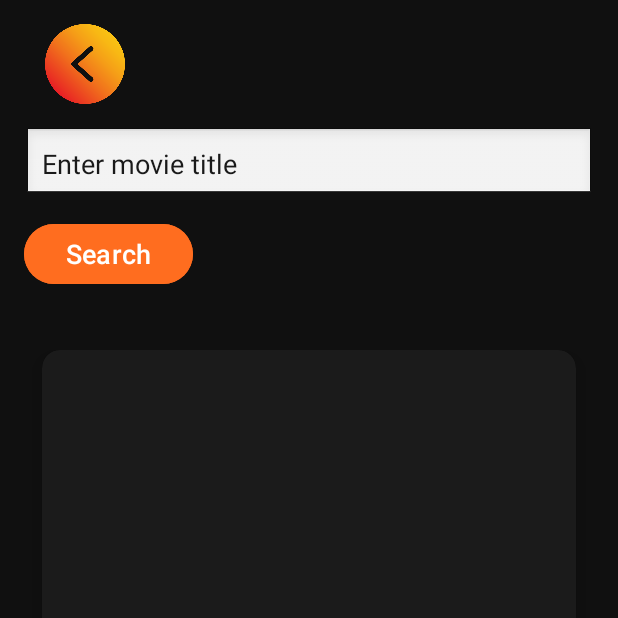
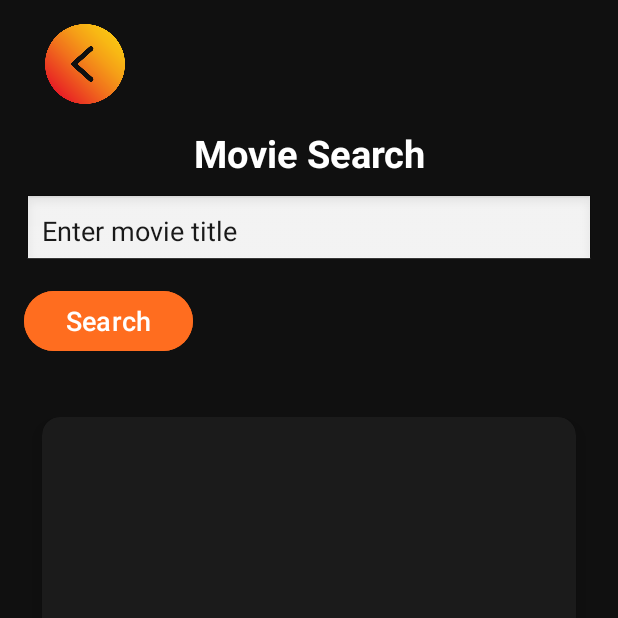
Before and after one commit to MattJ03/OMDB, an Android app: the SearchMovieActivity screen opened directly, with no data from a screen before it, on a phone screen of 412 x 824 dp, the top half of it. Run offline under Robolectric (Android 15) with nearby library versions, the phone set to English and light mode, and no system bars; our stand-ins replace Room's generated code, Volley.

Commit message:
chore: centered all of the titles and made them bold

```diff
--- a/app/src/main/res/layout/activity_search_movie.xml
+++ b/app/src/main/res/layout/activity_search_movie.xml
@@ -19,6 +19,17 @@
             android:layout_marginBottom="15dp"
             app:srcCompat="@drawable/img_1" />
 
+
+        <TextView
+            android:id="@+id/tvTitleScren"
+            android:layout_width="match_parent"
+            android:layout_height="wrap_content"
+            android:text="Movie Search"
+            android:paddingBottom="10dp"
+            android:textAlignment="center"
+            android:textStyle="bold"
+            android:textColor="@color/white"
+            android:textSize="25sp" />
 
         <EditText
             android:id="@+id/etActorName"
```
Also changed, not shown: app/src/main/java/com/example/coursework2/AdvancedSearchActivity.java (+9 -1 lines), app/src/main/res/layout/activity_actor_search.xml (+11 -0 lines), app/src/main/res/layout/activity_advanced_search.xml (+9 -0 lines), app/src/main/res/layout/activity_saved_movie.xml (+6 -2 lines).
